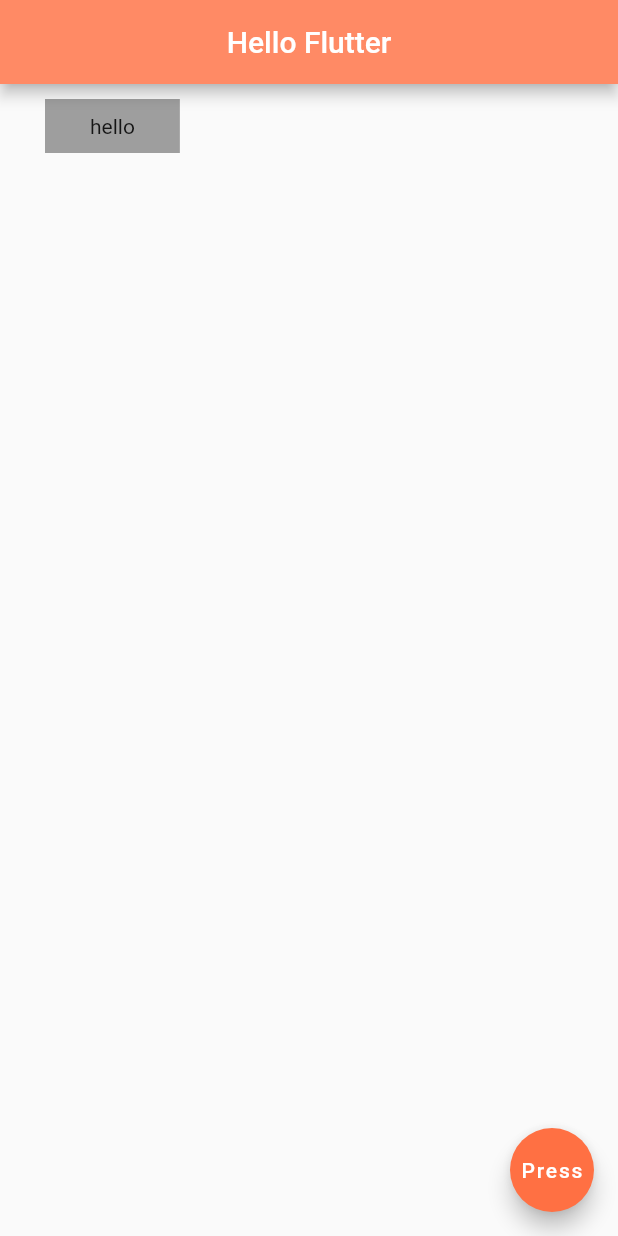
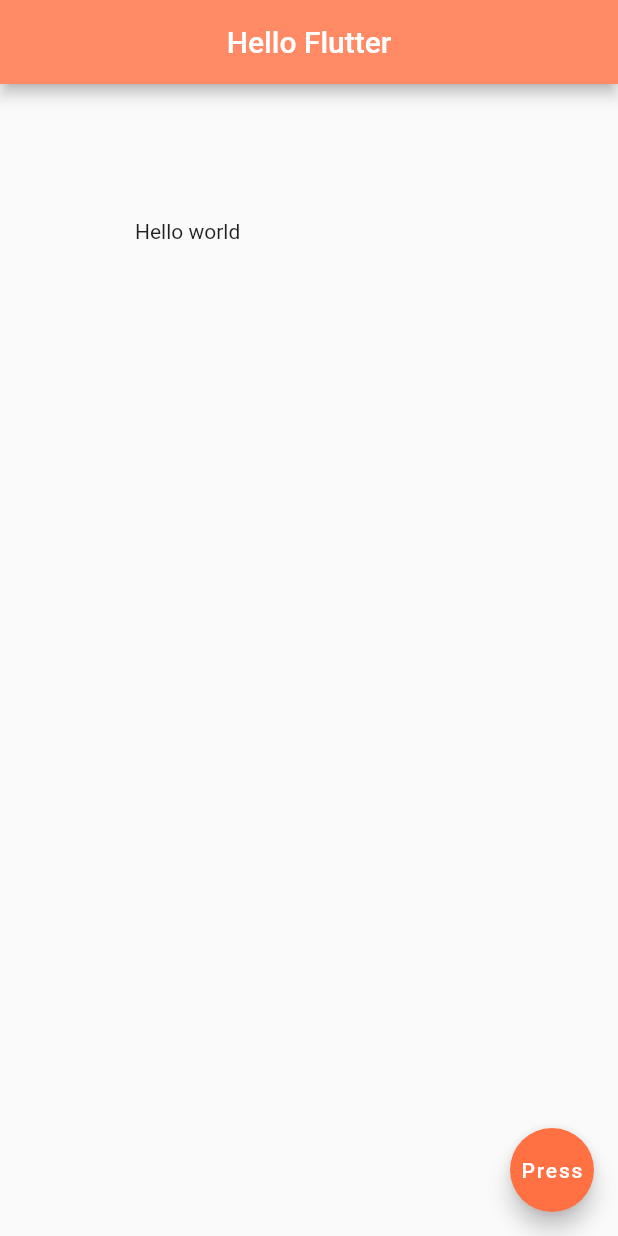
Before and after one commit to ade3l/Hello-Flutter, a Flutter app: the screen it shows after launch, on a phone screen of 412 x 824 dp. Run offline on Flutter 3.47's test engine with Material 2 defaults, Android fonts, the phone set to English and light mode, and no system bars.

Commit message:
Padding added

```diff
--- a/lib/main.dart
+++ b/lib/main.dart
@@ -18,13 +18,9 @@ class Home extends StatelessWidget {
         centerTitle: true,
         backgroundColor: Colors.deepOrange[300],
       ),
-      body:   Container(
-        padding: const EdgeInsets.symmetric(horizontal: 30.0,vertical: 10.0),
-        margin: const EdgeInsets.fromLTRB(30, 10, 15, 20),
-        color:Colors.grey,
-        //If there is no child then the container takes up
-        // the maximum space that it can
-        child: Text("hello"),
+      body:   Padding(
+        padding: EdgeInsets.all(90.0),
+        child: Text("Hello world"),
       ),
       floatingActionButton: FloatingActionButton(
         onPressed: () {  },
```
